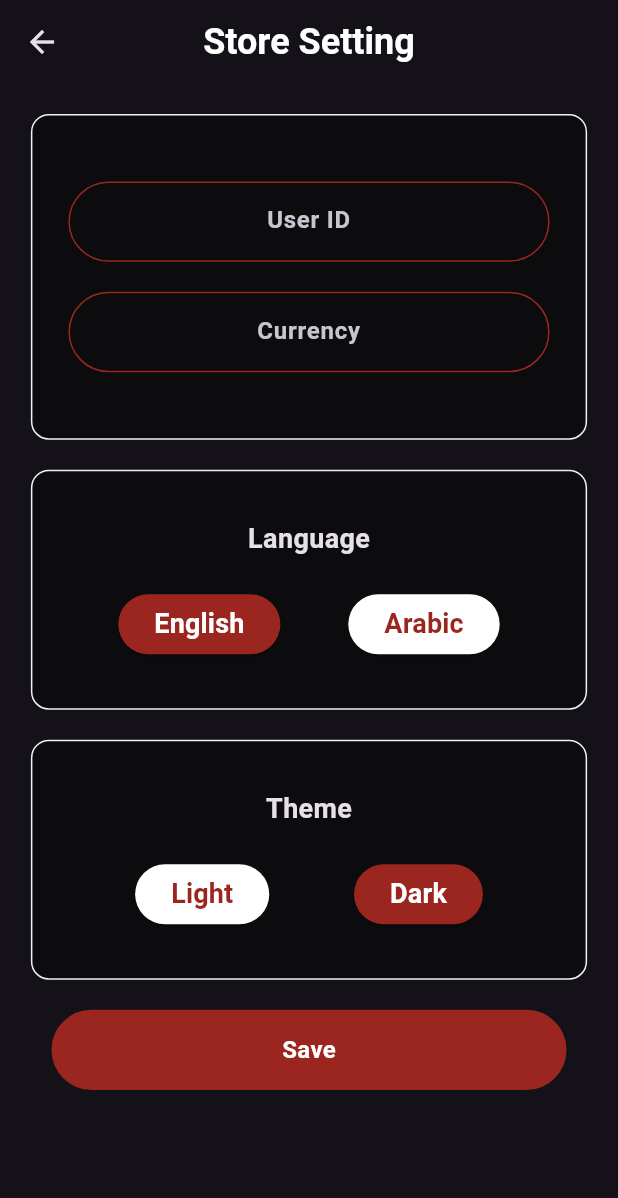
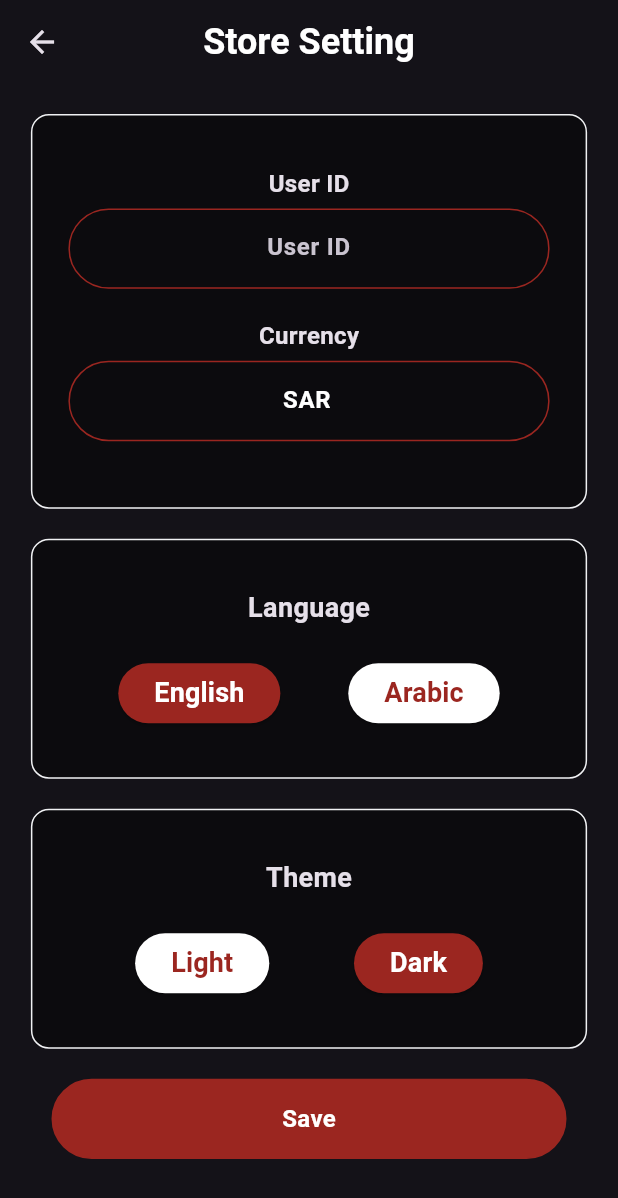
Before and after one commit to SanaaWaheeb/app-pos, a Flutter app: the StoreSettingScreen screen opened by its route, after a tap on "انجليزي", on a phone screen of 412 x 824 dp. Shown: the top 1198 px of the screen. Run offline on Flutter 3.47's test engine with Material 3 defaults, Android fonts, the light colour scheme and no system bars; our stand-ins replace animated_toggle_switch, crystal_navigation_bar, flutter_svg, get, get_storage, hive and 5 more; missing offline and left inert: mqtt_client, nearpay_flutter_sdk; accounts and stored records are empty; statements that could not run were skipped.

Commit message:
Fetch machine details from DB & modify store setting screen

```diff
--- a/lib/views/settings/store_setting_screen.dart
+++ b/lib/views/settings/store_setting_screen.dart
@@ -2,6 +2,7 @@ import 'package:demo_nfc/Routes/app_pages.dart';
 import 'package:demo_nfc/config/colors.dart';
 import 'package:demo_nfc/controllers/store_setting_controller.dart';
 import 'package:demo_nfc/controllers/theme_controller.dart';
+import 'package:demo_nfc/controllers/device_setting_controller.dart'; // Import DeviceSettingController
 import 'package:demo_nfc/widgets/customButton.dart';
 import 'package:demo_nfc/widgets/custom_textfield.dart';
 import 'package:demo_nfc/widgets/theme_handler.dart';
@@ -14,6 +15,8 @@ class StoreSettingScreen extends StatelessWidget {
   StoreSettingScreen({super.key});
   final StoreSettingController storeController =
       Get.put(StoreSettingController());
+  final DeviceSettingController deviceController =
+      Get.find<DeviceSettingController>(); // Fetch device settings
   final storage = GetStorage();
   final ThemeController cont = Get.put(ThemeController());
 
@@ -43,7 +46,8 @@ class StoreSettingScreen extends StatelessWidget {
                 width: Get.width * 0.9,
                 padding: const EdgeInsets.all(16),
                 decoration: ShapeDecoration(
-                  color: storage.read('isDarkMode') == true || cont.isDarkTheme.value
+                  color: storage.read('isDarkMode') == true ||
+                          cont.isDarkTheme.value
                       ? AppColors.secondaryColor.withOpacity(0.4)
                       : Colors.white,
                   shape: RoundedRectangleBorder(
@@ -54,15 +58,45 @@ class StoreSettingScreen extends StatelessWidget {
                 child: Padding(
                   padding: const EdgeInsets.all(8),
                   child: Column(
+                    crossAxisAlignment: CrossAxisAlignment.center,
                     children: [
-                      const SizedBox(height: 20),
+                      const SizedBox(height: 10),
+                      // Title for User ID
+                      Text(
+                        "User ID".tr,
+                        style: const TextStyle(
+                          fontFamily: "Roboto",
+                          fontSize: 16,
+                          fontWeight: FontWeight.bold,
+                        ),
+                      ),
+                      const SizedBox(height: 5),
+                      // User ID - Auto-filled & Readonly
                       customTextField(
                         hintText: "User ID".tr,
-                          controller: storeController.userIdCont),
+                        controller: TextEditingController(
+                            text: deviceController.createdByCont.text),
+                        readOnly: true, // Prevent editing
+                      ),
+
                       const SizedBox(height: 20),
+
+                      // Title for Currency
+                      Text(
+                        "Currency".tr,
+                        style: const TextStyle(
+                          fontFamily: "Roboto",
+                          fontSize: 16,
+                          fontWeight: FontWeight.bold,
+                        ),
+                      ),
+                      const SizedBox(height: 5),
+                      // Currency - Fixed to "SAR"
                       customTextField(
                         hintText: "Currency".tr,
-                          controller: storeController.currencyCont),
+                        controller: TextEditingController(text: "SAR"),
+                        readOnly: true, // Prevent editing
+                      ),
                       const SizedBox(height: 20),
                     ],
                   ),
@@ -73,7 +107,8 @@ class StoreSettingScreen extends StatelessWidget {
                 width: Get.width * 0.9,
                 padding: const EdgeInsets.all(8),
                 decoration: ShapeDecoration(
-                  color: storage.read('isDarkMode') == true || cont.isDarkTheme.value
+                  color: storage.read('isDarkMode') == true ||
+                          cont.isDarkTheme.value
                       ? AppColors.secondaryColor.withOpacity(0.4)
                       : Colors.white,
                   shape: RoundedRectangleBorder(
@@ -105,7 +140,8 @@ class StoreSettingScreen extends StatelessWidget {
                 width: Get.width * 0.9,
                 padding: const EdgeInsets.all(4),
                 decoration: ShapeDecoration(
-                  color: storage.read('isDarkMode') == true || cont.isDarkTheme.value
+                  color: storage.read('isDarkMode') == true ||
+                          cont.isDarkTheme.value
                       ? AppColors.secondaryColor.withOpacity(0.4)
                       : Colors.white,
                   shape: RoundedRectangleBorder(
@@ -145,8 +181,13 @@ class StoreSettingScreen extends StatelessWidget {
                   color: AppColors.whiteColor,
                 ),
                 onTap: () async {
+                  storeController.userIdCont.text =
+                      deviceController.createdByCont.text; // Auto-fill User ID
+                  storeController.currencyCont.text =
+                      "SAR"; // Auto-fill Currency
+
                   await storeController.storeSettings();
-                  //  storeController.clearFields();
+
                   Get.snackbar(
                     "Success".tr,
                     "Store settings saved successfully".tr,
--- a/lib/widgets/custom_textfield.dart
+++ b/lib/widgets/custom_textfield.dart
@@ -4,9 +4,12 @@ import 'package:flutter/material.dart';
 import 'package:get/get.dart';
 import 'package:get_storage/get_storage.dart';
 
-Widget customTextField({TextEditingController? controller, String? hintText}) {
+Widget customTextField(
+    {TextEditingController? controller,
+    String? hintText,
+    bool readOnly = false}) {
   final storage = GetStorage();
-   final ThemeController cont = Get.put(ThemeController());
+  final ThemeController cont = Get.put(ThemeController());
   return SizedBox(
     height: Get.height * 0.065,
     child: TextField(
@@ -14,6 +17,7 @@ Widget customTextField({TextEditingController? controller, String? hintText}) {
       textAlignVertical: TextAlignVertical.center,
       textAlign: TextAlign.center,
       keyboardType: TextInputType.text,
+      readOnly: readOnly,
       decoration: InputDecoration(
         hintText: hintText,
         border: OutlineInputBorder(
```
Also changed, not shown: lib/controllers/device_setting_controller.dart (+67 -4 lines), lib/services/api_service.dart (+15 -1 lines), 1 other file. Lines whose indentation alone changed are shown as unchanged.
